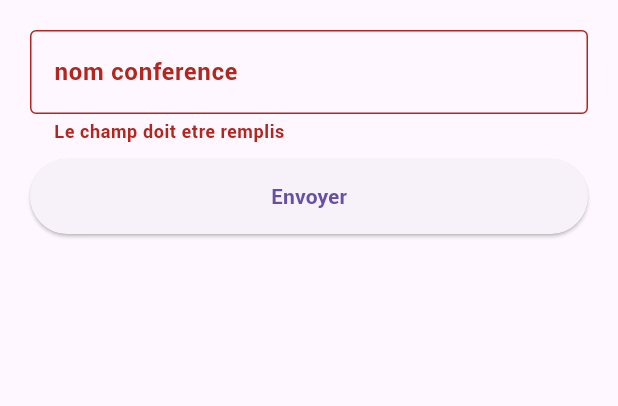
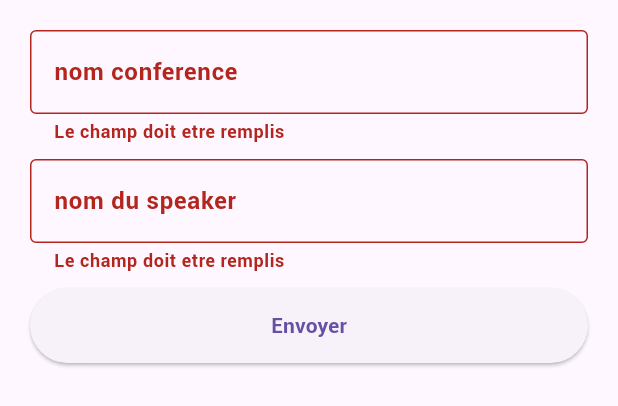
Before and after one commit to Joshered/SalonDev, a Flutter app: the AddEventPage widget shown alone on an empty page, opened directly, after a tap on "Envoyer", on a phone screen of 412 x 824 dp. Shown: the top 406 px of the screen. Run offline on Flutter 3.47's test engine with Material 3 defaults, Android fonts, the phone set to English and light mode, and no system bars.

Commit message:
Formulaire : deuxieume champ

```diff
--- a/lib/pages/add_event_page.dart
+++ b/lib/pages/add_event_page.dart
@@ -36,7 +36,22 @@ class _AddEventPageState extends State<AddEventPage> {
                 },
               ),
             ),
-
+            Container(
+              margin: EdgeInsets.only(bottom: 10),
+              child: TextFormField(
+                decoration: InputDecoration(
+                    labelText: 'nom du speaker',
+                    hintText: 'Entrez le nom du speaker',
+                    border: OutlineInputBorder()
+                ),
+                validator: (value){
+                  if (value == null || value.isEmpty){
+                    return "Le champ doit etre remplis";
+                  }
+                  return null;
+                },
+              ),
+            ),
             SizedBox(
               width: double.infinity,
               height: 50,
```
